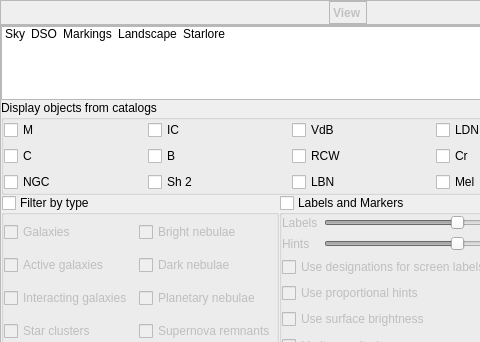
Old version of the form src/gui/viewDialog.ui in the repository 519984307/stellarium_src; both pictures show x 0 to 480 and y 0 to 342 of the 722 by 584 pixel window.
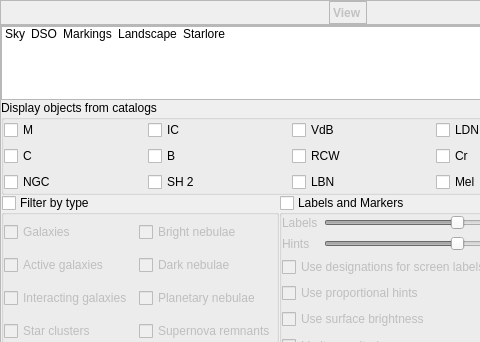
New version of the form. The open tabs and pages were chosen to show the change. Icons and pictures are not drawn. Custom widgets are drawn as their Qt base class.

```diff
--- a/src/gui/viewDialog.ui
+++ b/src/gui/viewDialog.ui
@@ -1152,7 +1152,7 @@
                 <string>Catalogue of HII Regions (Sharpless, 1959)</string>
                </property>
                <property name="text">
-                <string notr="true">Sh 2</string>
+                <string notr="true">SH 2</string>
                </property>
                <attribute name="buttonGroup">
                 <string notr="true">buttonGroupDisplayedDSOCatalogs</string>
```
Left out of the diff: 4 changed lines with no effect on the pictures.
